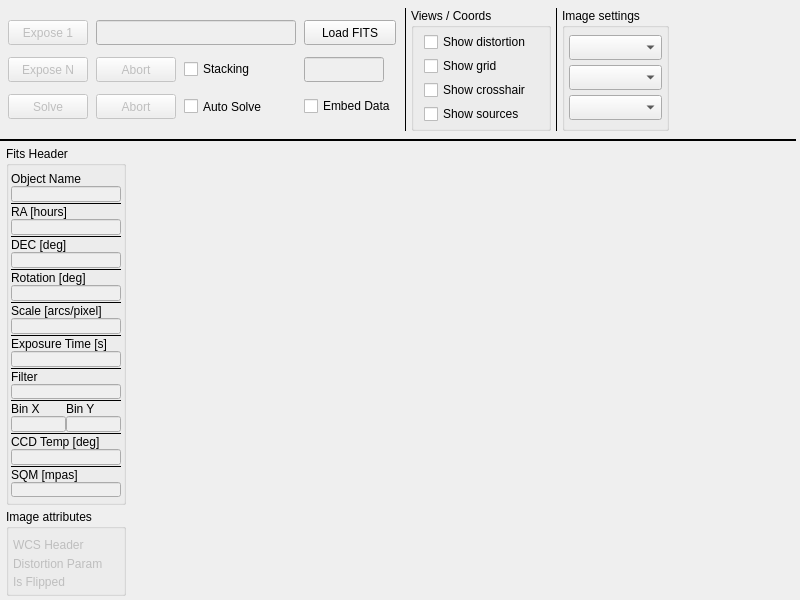
This is mw4/gui/widgets/image.ui in mworion/MountWizzard4 as Qt 5 draws it before an edit. The edited form follows.
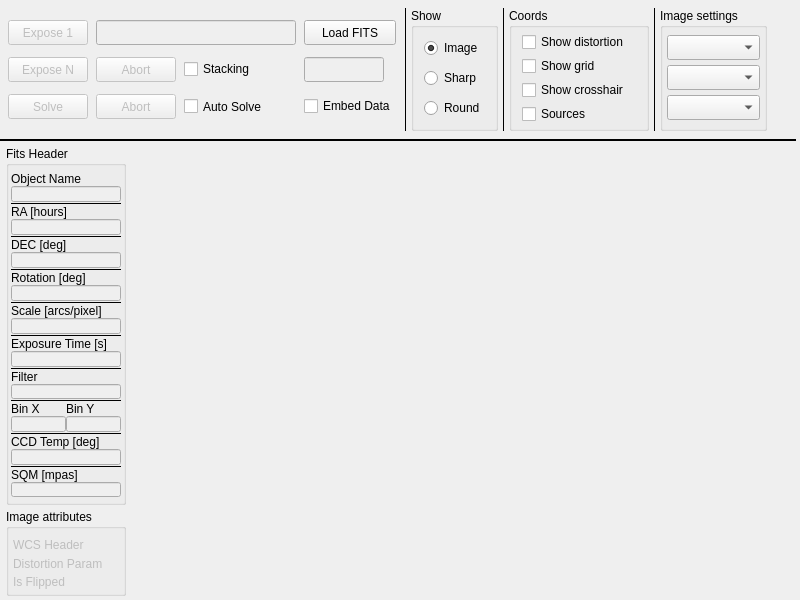
This is the edited form.

Commit message: adding advanced image features

Diff of the .ui file:
```diff
--- a/mw4/gui/widgets/image.ui
+++ b/mw4/gui/widgets/image.ui
@@ -53,7 +53,7 @@
     <number>4</number>
    </property>
    <item>
-    <layout class="QHBoxLayout" name="horizontalLayout_5" stretch="0,0,0,0,0,1">
+    <layout class="QHBoxLayout" name="horizontalLayout_5" stretch="0,0,0,0,0,0,0,1">
      <property name="spacing">
       <number>4</number>
      </property>
@@ -252,6 +252,67 @@
        </item>
       </layout>
      </item>
+     <item>
+      <widget class="Line" name="line_13">
+       <property name="frameShadow">
+        <enum>QFrame::Plain</enum>
+       </property>
+       <property name="midLineWidth">
+        <number>1</number>
+       </property>
+       <property name="orientation">
+        <enum>Qt::Vertical</enum>
+       </property>
+      </widget>
+     </item>
+     <item>
+      <widget class="QGroupBox" name="groupBox_2">
+       <property name="title">
+        <string>Show</string>
+       </property>
+       <layout class="QVBoxLayout" name="verticalLayout_3">
+        <property name="spacing">
+         <number>4</number>
+        </property>
+        <property name="leftMargin">
+         <number>10</number>
+        </property>
+        <property name="topMargin">
+         <number>4</number>
+        </property>
+        <property name="rightMargin">
+         <number>10</number>
+        </property>
+        <property name="bottomMargin">
+         <number>4</number>
+        </property>
+        <item>
+         <widget class="QRadioButton" name="checkShowImage">
+          <property name="text">
+           <string>Image</string>
+          </property>
+          <property name="checked">
+           <bool>true</bool>
+          </property>
+         </widget>
+        </item>
+        <item>
+         <widget class="QRadioButton" name="checkShowSharp">
+          <property name="text">
+           <string>Sharp</string>
+          </property>
+         </widget>
+        </item>
+        <item>
+         <widget class="QRadioButton" name="checkShowEccentricity">
+          <property name="text">
+           <string>Round</string>
+          </property>
+         </widget>
+        </item>
+       </layout>
+      </widget>
+     </item>
      <item>
       <widget class="Line" name="line_2">
        <property name="frameShadow">
@@ -268,7 +329,7 @@
      <item>
       <widget class="QGroupBox" name="groupBox_3">
        <property name="title">
-        <string>Views / Coords</string>
+        <string>Coords</string>
        </property>
        <layout class="QVBoxLayout" name="verticalLayout_5" stretch="0,0,0,0">
         <property name="spacing">
@@ -328,7 +389,7 @@
            <string>&lt;html&gt;&lt;head/&gt;&lt;body&gt;&lt;p&gt;When selected, MW$ will automatically search for source in image and show them.&lt;/p&gt;&lt;/body&gt;&lt;/html&gt;</string>
           </property>
           <property name="text">
-           <string>Show sources</string>
+           <string>Sources</string>
           </property>
          </widget>
         </item>
```
The commit also changes 4 other files.
